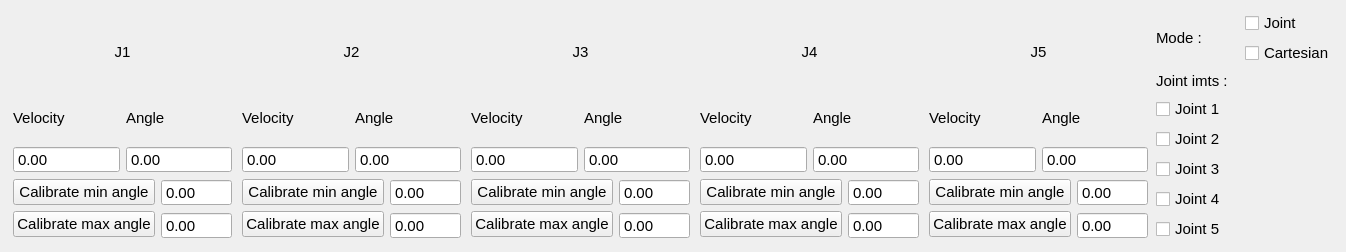
CharloLeRigolo/ArmUs, file gui_arm_us/resource/gui_arm_us.ui: the form before one commit.
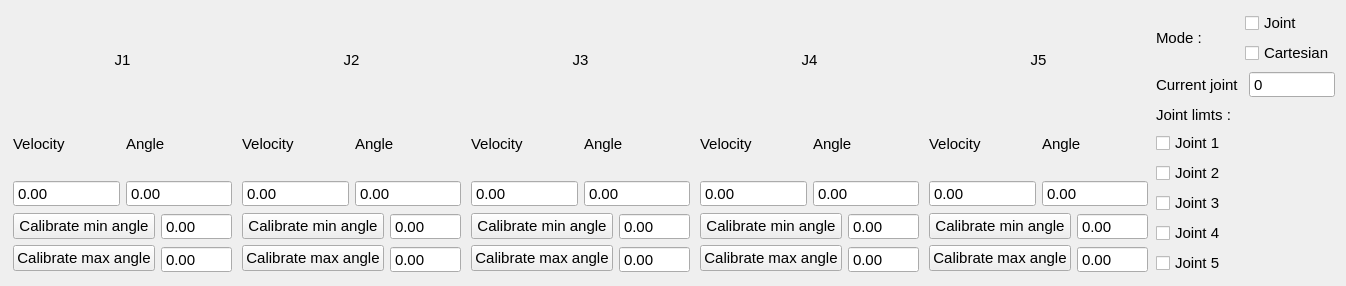
The form after the commit.

Commit message:
Updated Gui and cartesian control
Gui displays info about movement mode, current joint controlled and joint limits
Added control of 4th and 5th joints in cartesian with bumpers and triggers (No inverse kinematics)

```diff
--- a/gui_arm_us/resource/gui_arm_us.ui
+++ b/gui_arm_us/resource/gui_arm_us.ui
@@ -10,7 +10,7 @@
     <x>0</x>
     <y>0</y>
     <width>1346</width>
-    <height>252</height>
+    <height>286</height>
    </rect>
   </property>
   <property name="font">
@@ -802,6 +802,27 @@
          </item>
         </layout>
        </item>
+       <item>
+        <layout class="QHBoxLayout" name="horizontalLayout_20">
+         <item>
+          <widget class="QLabel" name="label_18">
+           <property name="text">
+            <string>Current joint</string>
+           </property>
+          </widget>
+         </item>
+         <item>
+          <widget class="QSpinBox" name="curr_joint">
+           <property name="readOnly">
+            <bool>true</bool>
+           </property>
+           <property name="buttonSymbols">
+            <enum>QAbstractSpinBox::NoButtons</enum>
+           </property>
+          </widget>
+         </item>
+        </layout>
+       </item>
        <item>
         <layout class="QHBoxLayout" name="horizontalLayout_18">
          <item>
@@ -809,7 +830,7 @@
            <item>
             <widget class="QLabel" name="label_17">
              <property name="text">
-              <string>Joint imts :</string>
+              <string>Joint limts :</string>
              </property>
             </widget>
            </item>
@@ -819,7 +840,7 @@
               <string>Joint 1</string>
              </property>
              <property name="checkable">
-              <bool>false</bool>
+              <bool>true</bool>
              </property>
             </widget>
            </item>
@@ -829,7 +850,7 @@
               <string>Joint 2</string>
              </property>
              <property name="checkable">
-              <bool>false</bool>
+              <bool>true</bool>
              </property>
             </widget>
            </item>
@@ -839,7 +860,7 @@
               <string>Joint 3</string>
              </property>
              <property name="checkable">
-              <bool>false</bool>
+              <bool>true</bool>
              </property>
             </widget>
            </item>
@@ -849,7 +870,7 @@
               <string>Joint 4</string>
              </property>
              <property name="checkable">
-              <bool>false</bool>
+              <bool>true</bool>
              </property>
             </widget>
            </item>
@@ -859,7 +880,7 @@
               <string>Joint 5</string>
              </property>
              <property name="checkable">
-              <bool>false</bool>
+              <bool>true</bool>
              </property>
             </widget>
            </item>
```
Left out of the diff: 6 changed lines with no effect on the pictures. The commit also changes 7 other files.
